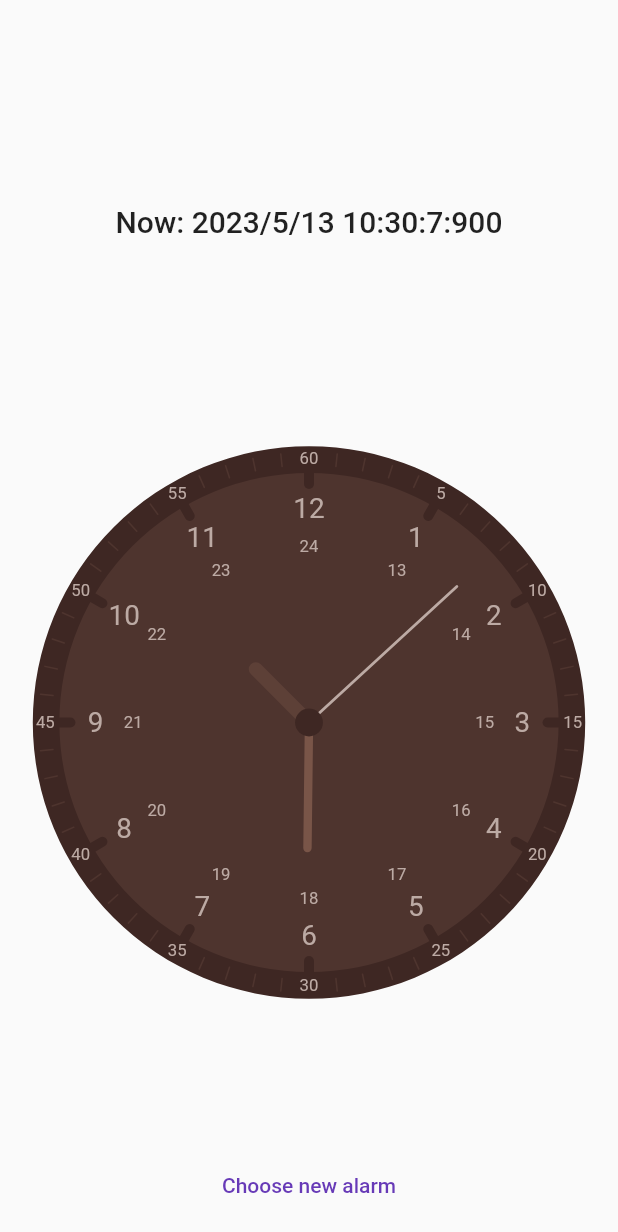
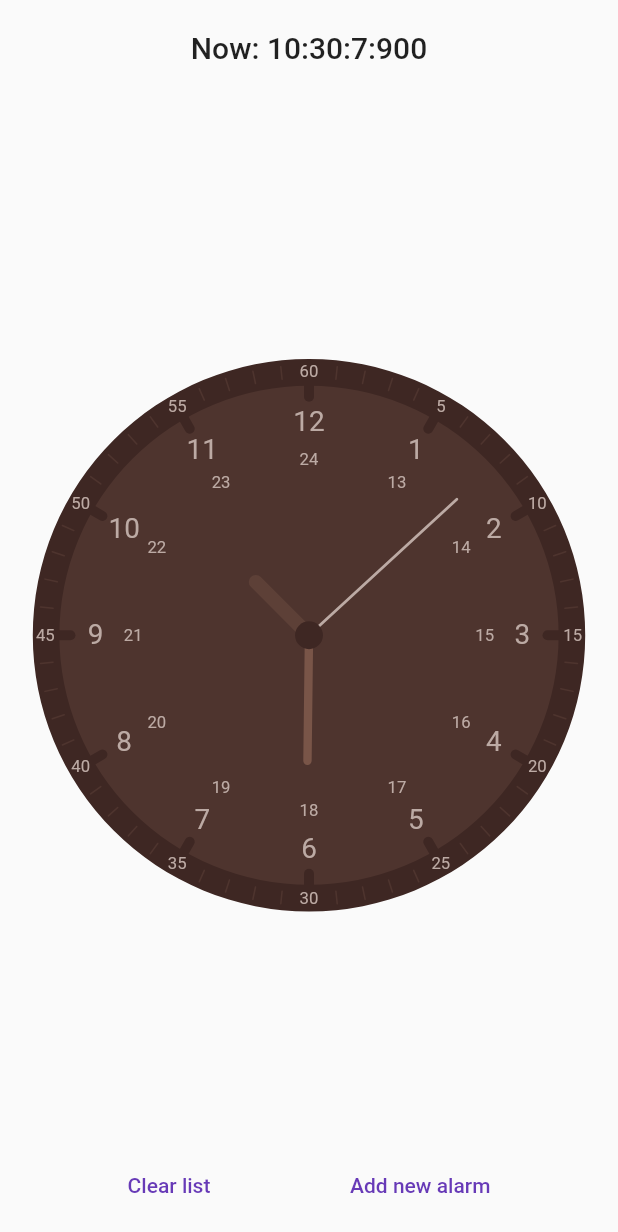
Before and after one commit to JoaoAlmeida-dev/Pomodoro, a Flutter app: the screen it shows after launch, on a phone screen of 412 x 824 dp. Shown: the top 1232 px of the screen. Run offline on Flutter 3.47's test engine with Material 2 defaults, Android fonts, the phone set to English and light mode, and no system bars.

Commit message:
added queue functionality to pomodoro clock. when alarm ends next one in controller starts

```diff
--- a/lib/clock/clock_painter.dart
+++ b/lib/clock/clock_painter.dart
@@ -1,10 +1,11 @@
 import 'dart:math' as math;
 
 import 'package:flutter/material.dart';
+import 'package:pomodoro/clock/models/alarm_data.dart';
 
 class ClockPainter extends CustomPainter {
-  final DateTime time;
-  final DateTime? endTime;
+  final DateTime currentTime;
+  final AlarmData? alarmData;
   final Color _borderColor;
   final Color _backgroundColor;
   final Color _hourPointerColor;
@@ -15,12 +16,13 @@ class ClockPainter extends CustomPainter {
   final Color _hour24TextColor;
   final Color _timediffPositiveColor;
   final Color _timediffNegativeColor;
-  final MaterialColor primaryColor;
+  final MaterialColor primaryMaterialColor;
 
   ClockPainter({
-    required this.time,
-    required this.endTime,
-    required this.primaryColor,
+    required this.currentTime,
+    required this.primaryMaterialColor,
+    this.alarmData,
+
     Color? borderColor,
     Color? backgroundColor,
     Color? hourPointerColor,
@@ -31,16 +33,17 @@ class ClockPainter extends CustomPainter {
     Color? hour24TextColor,
     Color? timediffPositiveColor,
     Color? timediffNegativeColor,
-  })  : _borderColor = borderColor ?? primaryColor.shade900,
-        _backgroundColor = backgroundColor ?? primaryColor.shade800,
-        _hourPointerColor = hourPointerColor ?? primaryColor.shade700,
-        _minPointerColor = minPointerColor ?? primaryColor.shade500,
-        _secPointerColor = secPointerColor ?? primaryColor.shade200,
-        _minTextColor = minTextColor ?? primaryColor.shade200,
-        _hour12TextColor = hour12TextColor ?? primaryColor.shade200,
-        _hour24TextColor = hour24TextColor ?? primaryColor.shade200,
-        _timediffPositiveColor = timediffPositiveColor ?? primaryColor.shade200,
-        _timediffNegativeColor = timediffNegativeColor ?? primaryColor.shade800;
+  })  :
+        _borderColor = borderColor ?? primaryMaterialColor.shade900,
+        _backgroundColor = backgroundColor ?? primaryMaterialColor.shade800,
+        _hourPointerColor = hourPointerColor ?? primaryMaterialColor.shade700,
+        _minPointerColor = minPointerColor ?? primaryMaterialColor.shade500,
+        _secPointerColor = secPointerColor ?? primaryMaterialColor.shade200,
+        _minTextColor = minTextColor ?? primaryMaterialColor.shade200,
+        _hour12TextColor = hour12TextColor ?? primaryMaterialColor.shade200,
+        _hour24TextColor = hour24TextColor ?? primaryMaterialColor.shade200,
+        _timediffPositiveColor = timediffPositiveColor ?? primaryMaterialColor.shade200,
+        _timediffNegativeColor = timediffNegativeColor ?? primaryMaterialColor.shade800;
 
   @override
   void paint(Canvas canvas, Size size) {
@@ -149,7 +152,7 @@ class ClockPainter extends CustomPainter {
       minProperties: minProperties,
       secProperties: secProperties,
     );
-    if (endTime != null) {
+    if (alarmData != null) {
       paintTimeDifference(
         canvas: canvas,
         center: center,
@@ -157,8 +160,7 @@ class ClockPainter extends CustomPainter {
         outterBorderCircleRadius: outterBorderCircleRadius,
         centerCircleRadius: centerCircleRadius,
         outterBorderWidth: outterBorderWidth,
-        endTime: endTime!,
-        startTime: time,
+        alarmData: alarmData!,
       );
     }
 
@@ -272,24 +274,24 @@ class ClockPainter extends CustomPainter {
     var centerX = center.dx;
     var centerY = center.dy;
 
-    final double hourHandAngle = time.hour * 30 +
-        time.minute * 0.5 +
-        time.second * 0.00833333333 +
-        time.millisecond * 0.00833333333 / 1000;
+    final double hourHandAngle = currentTime.hour * 30 +
+        currentTime.minute * 0.5 +
+        currentTime.second * 0.00833333333 +
+        currentTime.millisecond * 0.00833333333 / 1000;
     final double hourHandX = centerX +
         hourProperties.length * math.sin(hourHandAngle * math.pi / 180);
     final double hourHandY = centerY +
         hourProperties.length * -math.cos(hourHandAngle * math.pi / 180);
     canvas.drawLine(center, Offset(hourHandX, hourHandY), hourProperties.paint);
 
-    final double minHandAngle = time.minute * 6 + time.second * 0.1;
+    final double minHandAngle = currentTime.minute * 6 + currentTime.second * 0.1;
     final double minHandX =
         centerX + minProperties.length * math.sin(minHandAngle * math.pi / 180);
     final double minHandY = centerY +
         minProperties.length * -math.cos(minHandAngle * math.pi / 180);
     canvas.drawLine(center, Offset(minHandX, minHandY), minProperties.paint);
 
-    final double secHandAngle = time.second * 6 + time.millisecond * 0.006;
+    final double secHandAngle = currentTime.second * 6 + currentTime.millisecond * 0.006;
     final double secHandX =
         centerX + secProperties.length * math.sin(secHandAngle * math.pi / 180);
     final double secHandY = centerY +
@@ -359,12 +361,14 @@ class ClockPainter extends CustomPainter {
     required Canvas canvas,
     required Offset center,
     required double radius,
-    required DateTime endTime,
-    required DateTime startTime,
     required double outterBorderCircleRadius,
     required double outterBorderWidth,
     required double centerCircleRadius,
+    required AlarmData alarmData,
   }) {
+    DateTime endTime = alarmData.endTime;
+    DateTime startTime = alarmData.startTime;
+
     Duration timeDifference = endTime.difference(startTime);
     final double outterArcLength = outterBorderWidth * 0.5;
     final double innerArcDistance = centerCircleRadius;
@@ -394,30 +398,32 @@ class ClockPainter extends CustomPainter {
       ..strokeWidth = outterArcLength;
 
     var angleTime = 0;
-    var hoursDifference = timeDifference.inHours;
-    var minutesDifference =
-        timeDifference.inMinutes - timeDifference.inHours * 60;
-    var secondsDifference =
-        timeDifference.inSeconds - timeDifference.inMinutes * 60;
-    var angleEndTime = minutesDifference * 6 +
-        secondsDifference * 0.1; //+  milliSecondsDifference * 0.0001;
+    var angleEndTime = alarmData.currentPercentage(currentTime) * -360/100;
 
-    if (hoursDifference > 0) {
-      canvas.drawArc(
-        Rect.fromCircle(center: center, radius: outterArcDistance),
-        (0 * math.pi / 180),
-        (360 * math.pi / 180),
-        false,
-        arcPaintBackground,
-      );
-      canvas.drawArc(
-        Rect.fromCircle(center: center, radius: innerArcDistance),
-        (0 * math.pi / 180),
-        (360 * math.pi / 180),
-        false,
-        arcPaintBackground,
-      );
-    }
+    // var hoursDifference = timeDifference.inHours;
+    // var minutesDifference =
+    //     timeDifference.inMinutes - timeDifference.inHours * 60;
+    // var secondsDifference =
+    //     timeDifference.inSeconds - timeDifference.inMinutes * 60;
+    // var angleEndTime = minutesDifference * 6 +
+    //     secondsDifference * 0.1; //+  milliSecondsDifference * 0.0001;
+    //
+    // if (hoursDifference > 0) {
+    //   canvas.drawArc(
+    //     Rect.fromCircle(center: center, radius: outterArcDistance),
+    //     (0 * math.pi / 180),
+    //     (360 * math.pi / 180),
+    //     false,
+    //     arcPaintBackground,
+    //   );
+    //   canvas.drawArc(
+    //     Rect.fromCircle(center: center, radius: innerArcDistance),
+    //     (0 * math.pi / 180),
+    //     (360 * math.pi / 180),
+    //     false,
+    //     arcPaintBackground,
+    //   );
+    // }
 
     canvas.drawArc(
       Rect.fromCircle(center: center, radius: outterArcDistance),
@@ -451,7 +457,7 @@ class ClockPainter extends CustomPainter {
 
   @override
   bool shouldRepaint(ClockPainter oldDelegate) {
-    return oldDelegate.time != time || oldDelegate.endTime != endTime;
+    return oldDelegate.currentTime != currentTime || oldDelegate.alarmData != alarmData;
   }
 }
 
--- /dev/null
+++ b/lib/clock/controller/queueController.dart
@@ -0,0 +1,50 @@
+import 'dart:collection';
+import 'dart:developer';
+
+import 'package:pomodoro/clock/models/alarm_data.dart';
+
+class QueueController {
+  final List<AlarmData> _alarmFifoQueue = <AlarmData>[];
+
+  QueueController();
+
+  bool get hasAlarm => _alarmFifoQueue.isNotEmpty;
+
+  AlarmData? get currentAlarm {
+    if (hasAlarm) return _alarmFifoQueue[0];
+    return null;
+  }
+
+  List<AlarmData> get alarms => _alarmFifoQueue.toList();
+
+  void addAlarm(Duration duration) {
+    AlarmData newAlarm;
+    DateTime _currentTime = DateTime.now();
+    if (hasAlarm) {
+      newAlarm = AlarmData(
+          startTime: _alarmFifoQueue.last.endTime,
+          endTime: _alarmFifoQueue.last.endTime.add(duration));
+    } else {
+      newAlarm = AlarmData(
+          startTime: _currentTime, endTime: _currentTime.add(duration));
+    }
+    _add(newAlarm);
+  }
+
+  void _add(AlarmData alarm) => _alarmFifoQueue.add(alarm);
+
+  void _addALll(Iterable<AlarmData> alarm) => _alarmFifoQueue.addAll(alarm);
+
+  void _insertFirst(AlarmData alarm) => _alarmFifoQueue.insert(0, alarm);
+
+  void _removeFirst() => _alarmFifoQueue.removeAt(0);
+
+  AlarmData? popAndGetNext() {
+    _removeFirst();
+
+    if (_alarmFifoQueue.isEmpty) return null;
+    return _alarmFifoQueue.first;
+  }
+
+  void clear() => _alarmFifoQueue.clear();
+}
--- /dev/null
+++ b/lib/clock/models/alarm_data.dart
@@ -0,0 +1,17 @@
+class AlarmData {
+  final DateTime startTime;
+  final DateTime endTime;
+  final Duration totalDuration;
+  AlarmData({required this.startTime, required this.endTime})
+      : totalDuration = endTime.difference(startTime);
+
+  Duration durationLeft(DateTime currentTime) =>
+      currentTime.difference(endTime);
+  Duration durationLeftFromNow() => endTime.difference(DateTime.now());
+
+  double currentPercentage(DateTime currentTime) {
+    return 100 *
+        durationLeft(currentTime).inMilliseconds /
+        totalDuration.inMilliseconds;
+  }
+}
--- a/lib/main.dart
+++ b/lib/main.dart
@@ -4,6 +4,8 @@ import 'dart:developer';
 import 'package:flutter/material.dart';
 import 'package:intl/intl.dart';
 import 'package:pomodoro/clock/clock_painter.dart';
+import 'package:pomodoro/clock/controller/queueController.dart';
+import 'package:pomodoro/clock/models/alarm_data.dart';
 
 void main() {
   runApp(const MyApp());
@@ -45,9 +47,8 @@ class MyHomePage extends StatelessWidget {
 
 class _ClockPageState extends State<ClockPage> {
   DateTime _currentTime = DateTime.now();
-  DateTime? _alarmTime;
-  Duration? timeDiff;
   late Timer timer;
+  final QueueController _queueController = QueueController();
 
   @override
   Widget build(BuildContext context) {
@@ -62,35 +63,43 @@ class _ClockPageState extends State<ClockPage> {
             mainAxisAlignment: MainAxisAlignment.spaceEvenly,
             children: [
               TextButton(
-                  onPressed: () {
-                    showTimePicker(
+                onPressed: () => _queueController.clear(),
+                child: Text("Clear list"),
+              ),
+              TextButton(
+                  onPressed: () => showDialog(
                         context: context,
-                      initialTime: TimeOfDay.fromDateTime(_currentTime),
-                    ).then(
-                      (var value) => setState(() {
+                        builder: (context) {
+                          List<int> items = List<int>.generate(
+                            60.floor(),
+                            (index) => index + 1,
+                          );
+                          return AlertDialog(
+                            title: const Text("Choose the duration"),
+                            content: DropdownButton<int>(
+                              items: items
+                                  .map(
+                                    (e) => DropdownMenuItem<int>(
+                                      value: e,
+                                      child: Text(
+                                        e.toString(),
+                                      ),
+                                    ),
+                                  )
+                                  .toList(),
+                              onChanged: (int? value) {
                                 if (value != null) {
-                          _alarmTime = DateTime(
-                            _currentTime.year,
-                            _currentTime.month,
-                            _currentTime.day,
-                            value.hour,
-                            value.minute,
+                                  addNewAlarm(
+                                    Duration(minutes: value),
                                   );
-                          if (_alarmTime!.difference(_currentTime).isNegative) {
-                            _alarmTime = DateTime(
-                              _currentTime.year,
-                              _currentTime.month,
-                              _currentTime.day + 1,
-                              value.hour,
-                              value.minute,
-                            );
+                                  Navigator.of(context).pop();
                                 }
-                          timeDiff = _alarmTime!.difference(_currentTime);
-                        }
-                      }),
+                              },
+                            ),
                           );
                         },
-                  child: const Text("Choose new alarm")),
+                      ),
+                  child: const Text("Add new alarm")),
             ],
           ),
         ),
@@ -104,43 +113,80 @@ class _ClockPageState extends State<ClockPage> {
             mainAxisAlignment: MainAxisAlignment.spaceEvenly,
             crossAxisAlignment: CrossAxisAlignment.center,
             children: [
+              Flexible(
+                flex: 1,
+                child: Column(
+                  children: [
                     Text(
-                DateFormat("'Now:' y/M/d H:m:s:S").format(_currentTime),
+                      DateFormat("'Now:' H:m:s:S").format(_currentTime),
                       style: Theme.of(context).textTheme.titleLarge,
                     ),
-              InteractiveViewer(
+                    Expanded(
+                      child: InteractiveViewer(
                         maxScale: 10,
-                child: SizedBox(
-                  width: MediaQuery.of(context).size.width,
-                  height: MediaQuery.of(context).size.height / 2,
+                        child: SizedBox.expand(
                           child: CustomPaint(
                             painter: ClockPainter(
-                      primaryColor: Colors.brown,
+                              primaryMaterialColor: Colors.brown,
                               timediffNegativeColor: Colors.redAccent,
                               //timediffPositiveColor: Colors.black,
-                      time: _currentTime,
-                      endTime: _alarmTime,
+                              currentTime: _currentTime,
+                              alarmData: _queueController.currentAlarm,
                             ),
                           ),
                         ),
                       ),
-              if (_alarmTime != null)
-                Text(
-                  DateFormat("'Alarm:' y/M/d H:m:s:S").format(_alarmTime!),
+                    ),
+                  ],
+                ),
+              ),
+              if (_queueController.hasAlarm)
+                Flexible(
+                  flex: 1,
+                  child: SingleChildScrollView(
+                    child: Column(
+                      children: _queueController.alarms
+                          .map(
+                            (alarm) => ListTile(
+                              title: Text(alarm.totalDuration.toString()),
+                              subtitle: Column(
+                                children: [
+                                  Text(DateFormat("'startTime:' y/M/d H:m:s:S")
+                                      .format(alarm.startTime)),
+                                  Text(DateFormat("'endTime:' y/M/d H:m:s:S")
+                                      .format(alarm.endTime)),
+                                ],
+                              ),
+                            ),
+                          )
+                          .toList(),
+                    ),
+                  ),
+                ),
+              if (_queueController.hasAlarm)
+                Builder(builder: (context) {
+                  var durationLeft =
+                      _queueController.currentAlarm!.durationLeftFromNow();
+                  return Text(
+                    durationLeft.inMinutes > 1
+                        ? "Difference: ${durationLeft.inMinutes}m:${durationLeft.inSeconds - durationLeft.inMinutes * 60}s"
+                        : "Difference: ${durationLeft.inSeconds} seconds",
                     style: Theme.of(context).textTheme.titleLarge,
-                ),
-              if (timeDiff != null)
-                Text(
-                  timeDiff!.inMinutes > 1
-                      ? "Difference: ${timeDiff!.inMinutes}m:${timeDiff!.inSeconds - timeDiff!.inMinutes * 60}s"
-                      : "Difference: ${timeDiff!.inSeconds} seconds",
-                  style: Theme.of(context).textTheme.titleLarge,
-                ),
+                  );
+                }),
             ],
           ),
         ),
       ),
     );
+  }
+
+  FutureOr<void> addNewAlarm(Duration? value) async {
+    if (value == null) return;
+
+    setState(() {
+      _queueController.addAlarm(value);
+    });
   }
 
   @override
@@ -155,12 +201,10 @@ class _ClockPageState extends State<ClockPage> {
     timer = Timer.periodic(const Duration(milliseconds: 100), (timer) {
       setState(() {
         _currentTime = DateTime.now();
-        if (_alarmTime != null) {
-          timeDiff = _alarmTime!.difference(_currentTime);
-          if (timeDiff!.isNegative) {
+        if (_queueController.hasAlarm) {
+          if (_queueController.currentAlarm!.durationLeftFromNow().isNegative) {
             log("Alarm ended resetting state");
-            timeDiff = null;
-            _alarmTime = null;
+            _queueController.popAndGetNext();
           }
         }
       });
```
Lines whose indentation alone changed are shown as unchanged.
